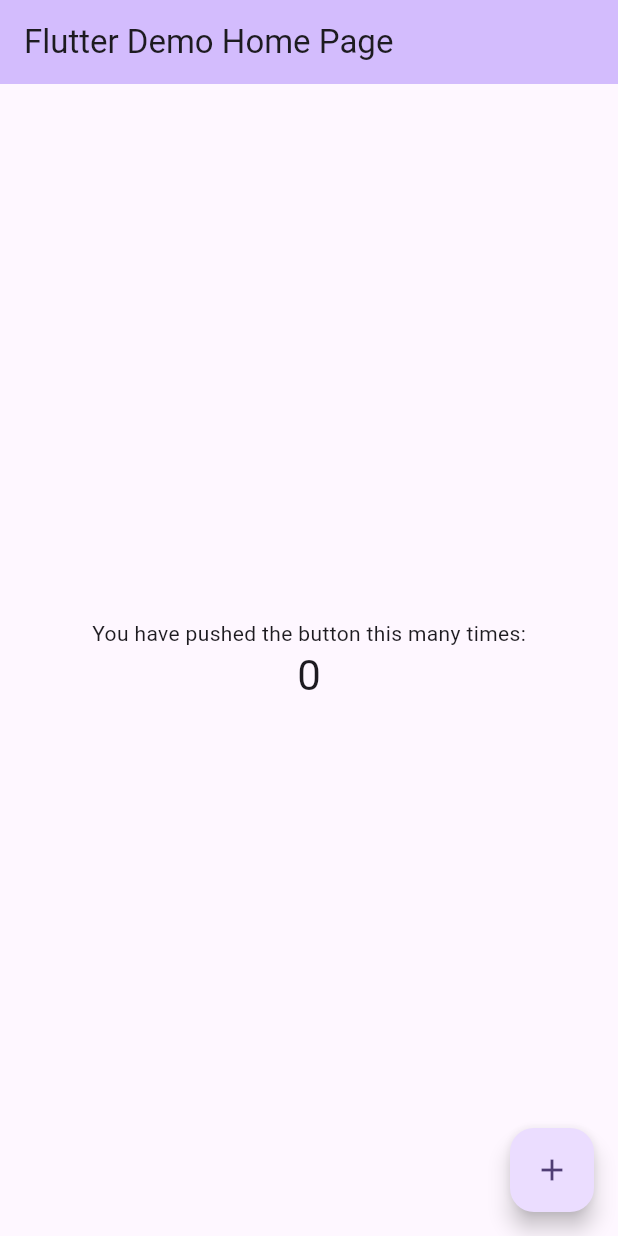
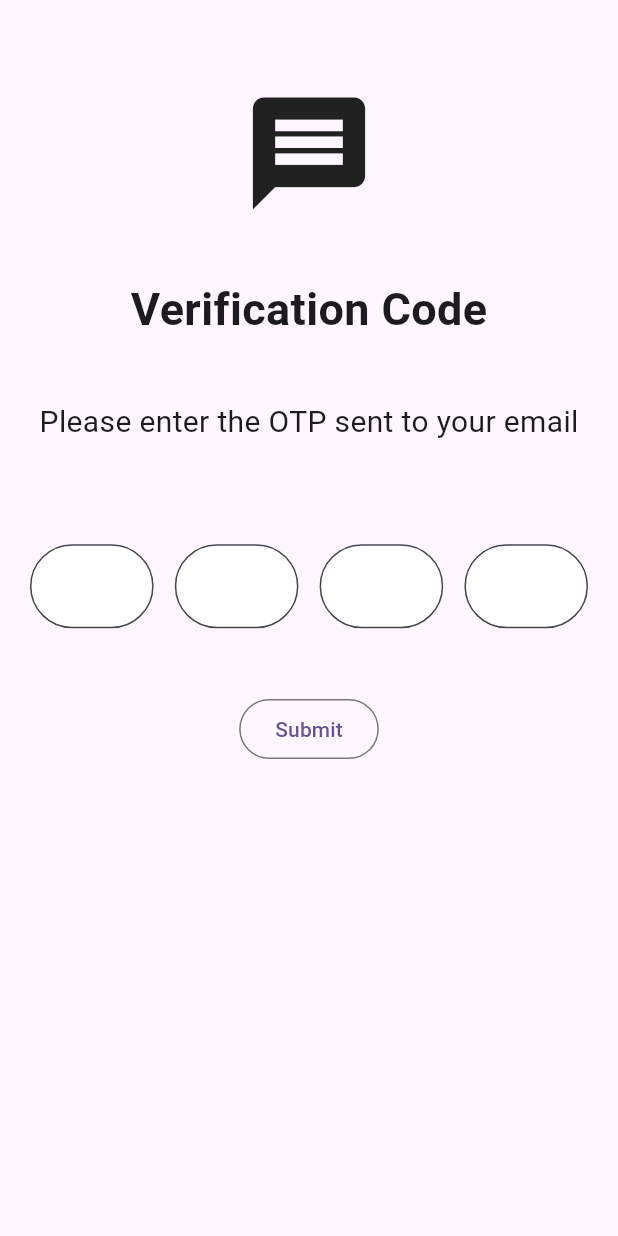
Before and after one commit to khandaker-shamsul-arafen/medics_helps, a Flutter app: the screen it shows after launch, on a phone screen of 412 x 824 dp. Run offline on Flutter 3.47's test engine with Material 2 defaults, Android fonts, the phone set to English and light mode, and no system bars; our stand-ins replace get, sqflite; missing offline and left inert: dart:ffi; accounts and stored records are empty.

Commit message:
Update Done

```diff
--- /dev/null
+++ b/lib/app/modules/otppage/controllers/otppage_controller.dart
@@ -0,0 +1,34 @@
+import 'package:flutter/material.dart';
+import 'package:get/get.dart';
+
+class OtppageController extends GetxController {
+  //TODO: Implement OtppageController
+  final TextEditingController firstOtp = TextEditingController();
+  final TextEditingController secondOtp = TextEditingController();
+  final TextEditingController thirdOtp = TextEditingController();
+  final TextEditingController fourthOtp = TextEditingController();
+  final formKey = GlobalKey<FormState>();
+
+  final count = 0.obs;
+
+  @override
+  void onInit() {
+    super.onInit();
+  }
+
+  @override
+  void onReady() {
+    super.onReady();
+  }
+
+  @override
+  void onClose() {
+    super.onClose();
+    firstOtp.dispose();
+    secondOtp.dispose();
+    thirdOtp.dispose();
+    firstOtp.dispose();
+  }
+
+  void increment() => count.value++;
+}
--- /dev/null
+++ b/lib/app/modules/otppage/views/otppage_view.dart
@@ -0,0 +1,112 @@
+import 'package:flutter/cupertino.dart';
+import 'package:flutter/material.dart';
+
+import 'package:get/get.dart';
+
+import '../../../widget/text_field.dart';
+import '../controllers/otppage_controller.dart';
+
+class OtppageView extends GetView<OtppageController> {
+  const OtppageView({Key? key}) : super(key: key);
+
+  @override
+  Widget build(BuildContext context) {
+    return SafeArea(
+        child: Scaffold(
+      body: ListView(
+        padding: const EdgeInsets.all(20),
+        children: [
+          Center(
+            child: SizedBox(
+              height: MediaQuery.of(context).size.height,
+              width: MediaQuery.of(context).size.width,
+              child: Column(
+                children: [
+                  SizedBox(
+                    height: MediaQuery.of(context).size.height * .2,
+                    child: const Icon(
+                      Icons.message,
+                      size: 90,
+                    ),
+                  ),
+                  SizedBox(
+                    height: MediaQuery.of(context).size.height * .1,
+                    child: const Text(
+                      'Verification Code',
+                      style:
+                          TextStyle(fontSize: 30, fontWeight: FontWeight.bold),
+                    ),
+                  ),
+                  SizedBox(
+                    height: MediaQuery.of(context).size.height * .1,
+                    child: const Text(
+                      'Please enter the OTP sent to your email',
+                      style: TextStyle(
+                        fontSize: 20,
+                      ),
+                    ),
+                  ),
+                  SizedBox(
+                    height: MediaQuery.of(context).size.height * .1,
+                    child: Form(
+                      key: controller.formKey,
+                      child: Row(
+                        mainAxisAlignment: MainAxisAlignment.spaceBetween,
+                        children: [
+                          SizedBox(
+                              width: MediaQuery.of(context).size.width * .2,
+                              child: TextFormFieldData.getTextFormField(
+                                  context, controller.firstOtp)),
+                          SizedBox(
+                            width: MediaQuery.of(context).size.width * .2,
+                            child: TextFormFieldData.getTextFormField(
+                                context, controller.secondOtp),
+                          ),
+                          SizedBox(
+                              width: MediaQuery.of(context).size.width * .2,
+                              child: TextFormFieldData.getTextFormField(
+                                  context, controller.thirdOtp)),
+                          SizedBox(
+                              width: MediaQuery.of(context).size.width * .2,
+                              child: TextFormFieldData.getTextFormField(
+                                  context, controller.fourthOtp)),
+                        ],
+                      ),
+                    ),
+                  ),
+                  Padding(
+                    padding: const EdgeInsets.symmetric(vertical: 30),
+                    child: SizedBox(
+                      child: OutlinedButton(
+                        onPressed: () {
+                          if (controller.formKey.currentState!.validate()) {
+                            debugPrint(
+                                "The pin code is : ${controller.firstOtp.text} ${controller.secondOtp.text} ${controller.thirdOtp.text} ${controller.fourthOtp.text}");
+                          } else {
+                            ScaffoldMessenger.of(context)
+                                .showSnackBar(const SnackBar(
+                                    backgroundColor: Colors.white,
+                                    elevation: 0,
+                                    duration: Duration(seconds: 1),
+                                    content: Text(
+                                      " OTP can't be null ",
+                                      style: TextStyle(
+                                          color: Colors.black,
+                                          fontSize: 20,
+                                          fontWeight: FontWeight.bold),
+                                    )));
+                          }
+                        },
+                        child: const Text('Submit'),
+                      ),
+                    ),
+                  )
+                ],
+              ),
+            ),
+          ),
+        ],
+      ),
+    ));
+  }
+}
--- a/lib/app/routes/app_pages.dart
+++ b/lib/app/routes/app_pages.dart
@@ -1,5 +1,9 @@
 import 'package:get/get.dart';
 
+import '../modules/addmedicin/bindings/addmedicin_binding.dart';
+import '../modules/addmedicin/views/addmedicin_view.dart';
+import '../modules/otppage/bindings/otppage_binding.dart';
+import '../modules/otppage/views/otppage_view.dart';
 import '../modules/registration/bindings/registration_binding.dart';
 import '../modules/registration/views/registration_view.dart';
 
@@ -8,7 +12,7 @@ part 'app_routes.dart';
 class AppPages {
   AppPages._();
 
-  static const INITIAL = Routes.REGISTRATION;
+  static const INITIAL = Routes.OTPPAGE;
 
   static final routes = [
     GetPage(
@@ -16,5 +20,15 @@ class AppPages {
       page: () => const RegistrationView(),
       binding: RegistrationBinding(),
     ),
+    GetPage(
+      name: _Paths.ADDMEDICIN,
+      page: () => const AddmedicinView(),
+      binding: AddmedicinBinding(),
+    ),
+    GetPage(
+      name: _Paths.OTPPAGE,
+      page: () => const OtppageView(),
+      binding: OtppageBinding(),
+    ),
   ];
 }
--- a/lib/app/routes/app_routes.dart
+++ b/lib/app/routes/app_routes.dart
@@ -5,10 +5,14 @@ abstract class Routes {
   Routes._();
 
   static const REGISTRATION = _Paths.REGISTRATION;
+  static const ADDMEDICIN = _Paths.ADDMEDICIN;
+  static const OTPPAGE = _Paths.OTPPAGE;
 }
 
 abstract class _Paths {
   _Paths._();
 
   static const REGISTRATION = '/registration';
+  static const ADDMEDICIN = '/addmedicin';
+  static const OTPPAGE = '/otppage';
 }
--- /dev/null
+++ b/lib/app/widget/text_field.dart
@@ -0,0 +1,45 @@
+import 'package:flutter/material.dart';
+
+class TextFormFieldData {
+  static InputDecoration getInputDecoration(BuildContext context) {
+    return InputDecoration(
+      fillColor: Colors.white,
+      filled: true,
+      counterText: "",
+      counterStyle: const TextStyle(
+        height: double.minPositive,
+      ),
+      border: OutlineInputBorder(
+          borderSide: const BorderSide(color: Colors.blueGrey),
+          borderRadius: BorderRadius.circular(30)),
+      focusedBorder: OutlineInputBorder(
+          borderSide: const BorderSide(color: Colors.blueGrey, width: 2),
+          borderRadius: BorderRadius.circular(30)),
+    );
+  }
+
+  static TextFormField getTextFormField(
+      BuildContext context, TextEditingController editingController) {
+    return TextFormField(
+      autocorrect: false,
+      maxLength: 1,
+      textAlign: TextAlign.center,
+      onChanged: (value) {
+        if (value.length == 1) {
+          FocusScope.of(context).nextFocus();
+        }
+      },
+      textInputAction: TextInputAction.next,
+      decoration: getInputDecoration(context),
+      validator: (value) {
+        if (value!.trim().isEmpty || value == 'null') {
+          return '* Required';
+        }
+        return null;
+      },
+      autofocus: false,
+      keyboardType: TextInputType.number,
+      controller: editingController,
+    );
+  }
+}
--- a/lib/main.dart
+++ b/lib/main.dart
@@ -1,4 +1,7 @@
 import 'package:flutter/material.dart';
+import 'package:get/get_navigation/src/root/get_material_app.dart';
+
+import 'app/routes/app_pages.dart';
 
 void main() {
   runApp(const MyApp());
@@ -10,8 +13,11 @@ class MyApp extends StatelessWidget {
   // This widget is the root of your application.
   @override
   Widget build(BuildContext context) {
-    return MaterialApp(
+    return GetMaterialApp(
+      initialRoute: AppPages.INITIAL,
+      getPages: AppPages.routes,
       title: 'Flutter Demo',
+      debugShowCheckedModeBanner: false,
       theme: ThemeData(
         // This is the theme of your application.
         //
--- a/pubspec.yaml
+++ b/pubspec.yaml
@@ -17,8 +17,11 @@ dependencies:
 
 
   cupertino_icons: ^1.0.2
+  get: ^4.6.5
+  flutter_local_notifications: ^14.0.0+2
+  sqflite: ^2.2.8+2
   get_cli: ^1.8.1
-  get: ^4.6.5
+  flutter_tts: ^3.6.3
 
 dev_dependencies:
   flutter_test:
```
Also changed, not shown: lib/app/data/remote_impl/sql_helper.dart (added, +79 -0 lines), lib/app/modules/addmedicin/bindings/addmedicin_binding.dart (added, +12 -0 lines), lib/app/modules/addmedicin/controllers/addmedicin_controller.dart (added, +24 -0 lines), lib/app/modules/addmedicin/views/addmedicin_view.dart (added, +25 -0 lines), lib/app/modules/otppage/bindings/otppage_binding.dart (added, +12 -0 lines), pubspec.lock, 5 other files.
